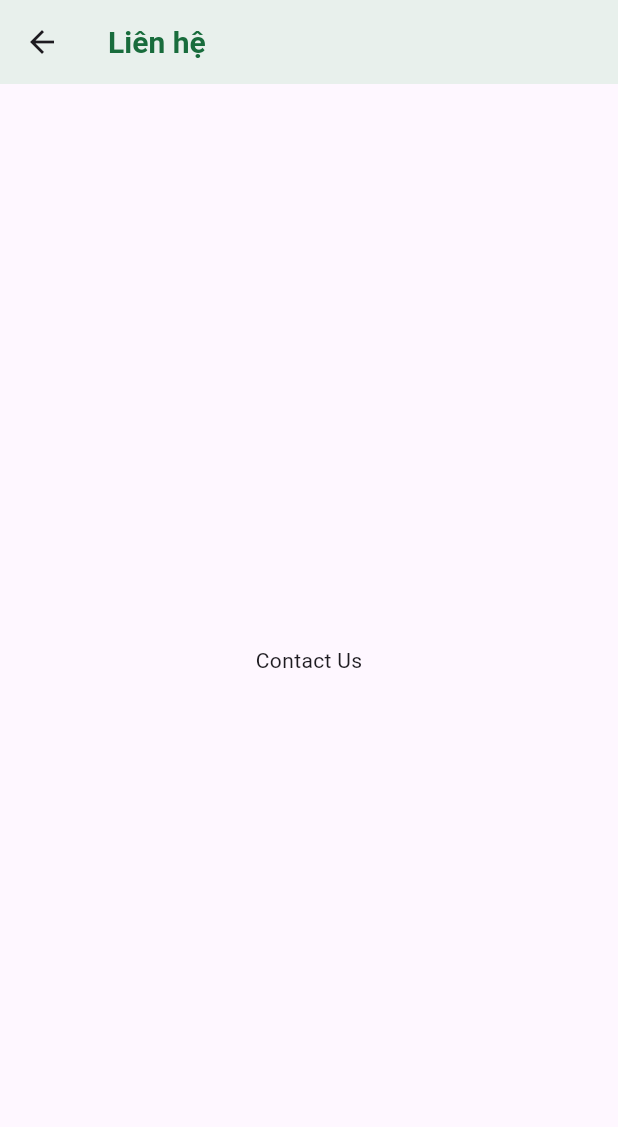
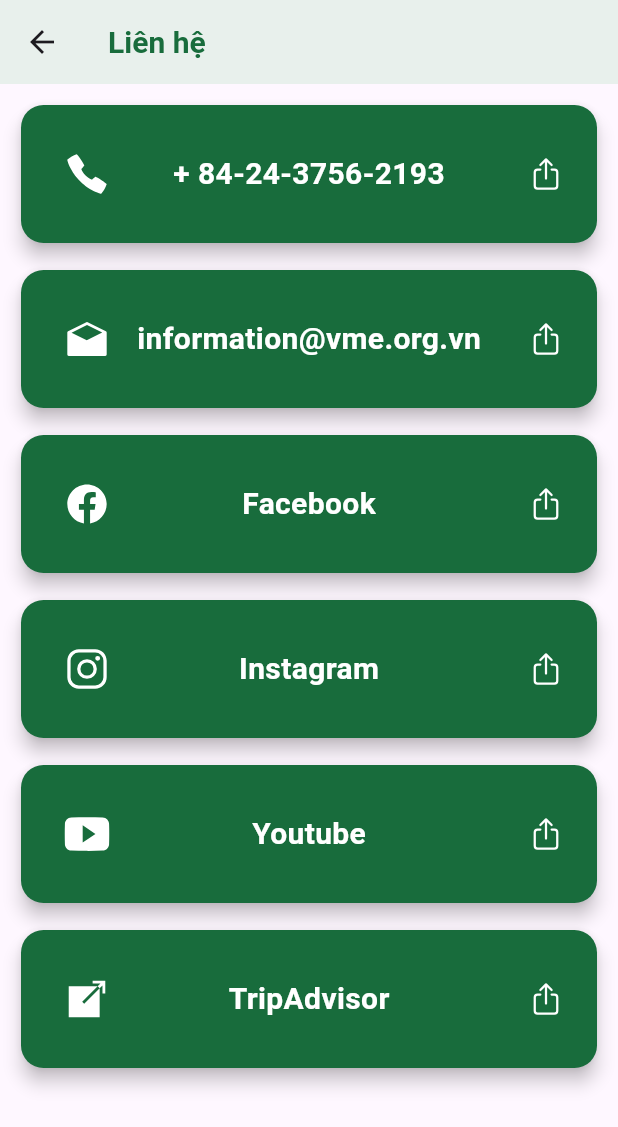
Before and after one commit to tedomi2705/vmeducation, a Flutter app: the ContactScreen screen opened directly, on a phone screen of 412 x 824 dp. Shown: the top 1127 px of the screen. Run offline on Flutter 3.47's test engine with Material 3 defaults, Android fonts, the phone set to English and light mode, and no system bars; our stand-ins replace animated_bottom_navigation_bar, flutter_map, ionicons, latlong2, page_transition.

Commit message:
add regulation and contact screen

```diff
--- a/lib/core/app_data.dart
+++ b/lib/core/app_data.dart
@@ -1,5 +1,6 @@
 import 'package:vmeducation/src/model/admission.dart';
 import 'package:vmeducation/src/model/info_section.dart';
+import 'package:vmeducation/src/model/regulation.dart';
 import 'package:vmeducation/src/model/tour.dart';
 
 class AppData {
@@ -146,44 +147,44 @@
     }
   ];
 
-  static const regulationList = [
-    {
-      'id' : 1,
-      'content' : 'Không mang theo vũ khí, chất dễ cháy, nổ, chất gây khói, các chất độc hại như axit, chất ăn mòn, đồ đạc quá khổ và các vật dụng nguy hiểm khác'
-    },
-    {
-      'id' : 2,
-      'content' : 'Để hành lý tư trang đúng nơi quy định (tiền và những vật phẩm có giá trị cao cần đem theo người)'
-    },
-    {
-      'id' : 3,
-      'content' : 'Giữ vệ sinh chung, bỏ rác đúng nơi quy định'
-    },
-    {
-      'id' : 4,
-      'content' : 'Không ăn uống, hút thuốc lá, chất kích thích trong khu vực trưng bày'
-    },
-    {
-      'id' : 5,
-      'content' : 'Không gây ồn ào, cầm, sờ, ngồi lên hiện vật, di chuyển hiện vật'
-    },
-    {
-      'id' : 6,
-      'content' : 'Không dùng đèn flash khi chụp ảnh trong các phòng trưng bày'
-    },
-    {
-      'id' : 7,
-      'content' : 'Không tự ý tổ chức các hoạt động trong bảo tàng'
-    },
-    {
-      'id' : 8,
-      'content' : 'Không mang súc vật vào bảo tàng'
-    },
-    {
-      'id' : 9,
-      'content' : 'Không trèo cây, bẻ cành, ngắt hoa, hái quả... trong vườn bảo tàng'
-    }
-];
+  static List<Regulation> regulationList = [
+    Regulation(
+      regulationId: 1,
+      regulationContent: 'Không mang theo vũ khí, chất dễ cháy, nổ, chất gây khói, các chất độc hại như axit, chất ăn mòn, đồ đạc quá khổ và các vật dụng nguy hiểm khác'
+    ),
+    Regulation(
+      regulationId: 2,
+      regulationContent: 'Để hành lý tư trang đúng nơi quy định (tiền và những vật phẩm có giá trị cao cần đem theo người)'
+    ),
+    Regulation(
+      regulationId: 3,
+      regulationContent: 'Giữ vệ sinh chung, bỏ rác đúng nơi quy định'
+    ),
+    Regulation(
+      regulationId: 4,
+      regulationContent: 'Không ăn uống, hút thuốc lá, chất kích thích trong khu vực trưng bày'
+    ),
+    Regulation(
+      regulationId: 5,
+      regulationContent: 'Không gây ồn ào, cầm, sờ, ngồi lên hiện vật, di chuyển hiện vật'
+    ),
+    Regulation(
+      regulationId: 6,
+      regulationContent: 'Không dùng đèn flash khi chụp ảnh trong các phòng trưng bày'
+    ),
+    Regulation(
+      regulationId: 7,
+      regulationContent: 'Không tự ý tổ chức các hoạt động trong bảo tàng'
+    ),
+    Regulation(
+      regulationId: 8,
+      regulationContent: 'Không mang vật nuôi, thú cưng vào bảo tàng'
+    ),
+    Regulation(
+      regulationId: 9,
+      regulationContent: 'Không trèo cây, bẻ cành, ngắt hoa, hái quả... trong vườn bảo tàng'
+    )
+  ];
 
   static List<Admission> admissionList = [
     Admission(
--- a/lib/core/app_style.dart
+++ b/lib/core/app_style.dart
@@ -77,6 +77,12 @@
   fontWeight: FontWeight.w600,
 );
 
+const contactCardStyle = TextStyle(
+  color: Colors.white,
+  fontSize: 20,
+  fontWeight: FontWeight.bold,
+);
+
 
 //PaddingStyle
 const onboardingPaddingStyle = EdgeInsets.only(left: 50.0, right: 50.0, bottom: 50.0);
--- /dev/null
+++ b/lib/src/model/regulation.dart
@@ -0,0 +1,9 @@
+class Regulation {
+  final int regulationId;
+  final String regulationContent;
+
+  Regulation({
+    required this.regulationId,
+    required this.regulationContent,
+  });
+}
--- /dev/null
+++ b/lib/src/view/widget/contact_card.dart
@@ -0,0 +1,71 @@
+import 'package:flutter/material.dart';
+import 'package:ionicons/ionicons.dart';
+import 'package:url_launcher/url_launcher.dart';
+import 'package:vmeducation/core/app_color.dart';
+import 'package:vmeducation/core/app_data.dart';
+import 'package:vmeducation/core/app_style.dart';
+
+class ContactCard extends StatelessWidget {
+  final IconData iconAsset;
+  final String cardTitle;
+  final String cardLink;
+  final bool clickable;
+  const ContactCard({
+    super.key,
+    required this.iconAsset,
+    required this.cardTitle,
+    required this.cardLink,
+    required this.clickable
+  });
+
+  @override
+  Widget build(BuildContext context) {
+    return Container(
+      width: double.maxFinite,
+      height: 110,
+      padding: const EdgeInsets.only(left: 10, right: 10, top: 10),
+      child: GestureDetector(
+        onTap: () {
+          if (clickable) _launchUrl();
+        },
+        child: Card(
+          color: AppColor.primaryColor,
+          elevation: 5,
+          shadowColor: Colors.black,
+          shape: RoundedRectangleBorder(
+            borderRadius: BorderRadius.circular(15)
+          ),
+          child: Padding(
+            padding: const EdgeInsets.all(10),
+            child: Row(
+              mainAxisAlignment: MainAxisAlignment.spaceBetween,
+              children: [
+                Container(
+                  margin: const EdgeInsets.only(left: 10),
+                  child: IconButton(
+                    icon: Icon(iconAsset, color: Colors.white, size: 30),
+                    onPressed: () {},
+                  ),
+                ),
+                Text(cardTitle, style: contactCardStyle),
+                Container(
+                  margin: const EdgeInsets.only(left: 10),
+                  child: IconButton(
+                    icon: const Icon(Ionicons.share_outline, color: Colors.white),
+                    onPressed: () {},
+                  ),
+                ),
+              ],
+            )
+          ),
+        ),
+      ),
+    );
+  }
+
+  Future<void> _launchUrl() async {
+    if (!await launchUrl(Uri.parse(cardLink))) {
+      throw 'Could not launch $cardLink';
+    }
+  }
+}
--- a/lib/src/view/widget/information/contact_screen.dart
+++ b/lib/src/view/widget/information/contact_screen.dart
@@ -1,7 +1,9 @@
 import 'package:flutter/material.dart';
+import 'package:ionicons/ionicons.dart';
 import 'package:vmeducation/core/app_color.dart';
 import 'package:vmeducation/core/app_data.dart';
 import 'package:vmeducation/core/app_style.dart';
+import 'package:vmeducation/src/view/widget/contact_card.dart';
 
 class ContactScreen extends StatefulWidget {
   const ContactScreen({super.key});
@@ -18,9 +20,18 @@
         backgroundColor: AppColor.navBarBg,
         title: const Text(AppData.contact, style: AppBarTitleStyle),
       ),
-      body: const Center(
-        child: Text('Contact Us'),
-      ),
+      body: SingleChildScrollView(
+        child: Column(
+          children: [
+            ContactCard(iconAsset: Ionicons.call_sharp, cardTitle: '+ 84-24-3756-2193', cardLink: 'abc', clickable: false),
+            ContactCard(iconAsset: Ionicons.mail_open_sharp, cardTitle: 'information@vme.org.vn', cardLink: 'abc', clickable: false),
+            ContactCard(iconAsset: Ionicons.logo_facebook, cardTitle: 'Facebook', cardLink: 'https://www.facebook.com/btdth', clickable: true),
+            ContactCard(iconAsset: Ionicons.logo_instagram, cardTitle: 'Instagram', cardLink: 'https://www.instagram.com/vietnammuseumofethnology/', clickable: true),
+            ContactCard(iconAsset: Ionicons.logo_youtube, cardTitle: 'Youtube', cardLink: 'https://www.youtube.com/channel/UCodBLhyFwjw0olSH2mLDWFw', clickable: true),
+            ContactCard(iconAsset: Ionicons.open_sharp, cardTitle: 'TripAdvisor', cardLink: 'https://www.tripadvisor.com/Attraction_Review-g21375824-d447352-Reviews-Vietnam_Museum_of_Ethnology-Cau_Giay_Hanoi.html', clickable: true),
+          ]
+        )
+      )
     );
   }
 }
--- a/lib/src/view/widget/information/regulation_screen.dart
+++ b/lib/src/view/widget/information/regulation_screen.dart
@@ -18,9 +18,31 @@
         backgroundColor: AppColor.navBarBg,
         title: const Text(AppData.regulation, style: AppBarTitleStyle),
       ),
-      body: const Center(
-        child: Text('Regulation'),
-      ),
+      body: SingleChildScrollView(
+        child: ListView.builder(
+          itemCount: AppData.regulationList.length,
+          shrinkWrap: true,
+          physics: const NeverScrollableScrollPhysics(),
+          itemBuilder: (context, index) {
+            int stt = index + 1;
+            return Column(
+              children: [
+                ListTile(
+                  leading: ExcludeSemantics(
+                    child: CircleAvatar(
+                      child: Text('$stt'),
+                      backgroundColor: AppColor.primaryColor,
+                      foregroundColor: Colors.white
+                    ),
+                  ),
+                  title: Text(AppData.regulationList[index].regulationContent, style: noteListStyle),
+                ),
+                const Divider(height: 1, color: AppColor.black01),
+              ],
+            );
+          },
+        )
+      )
     );
   }
 }
--- a/pubspec.yaml
+++ b/pubspec.yaml
@@ -41,6 +41,7 @@
   intl: ^0.19.0
   flutter_map: ^6.1.0
   latlong2: ^0.9.1
+  url_launcher: ^6.2.6
 
   arcore_flutter_plugin:
     git:
```
Also changed, not shown: pubspec.lock.
